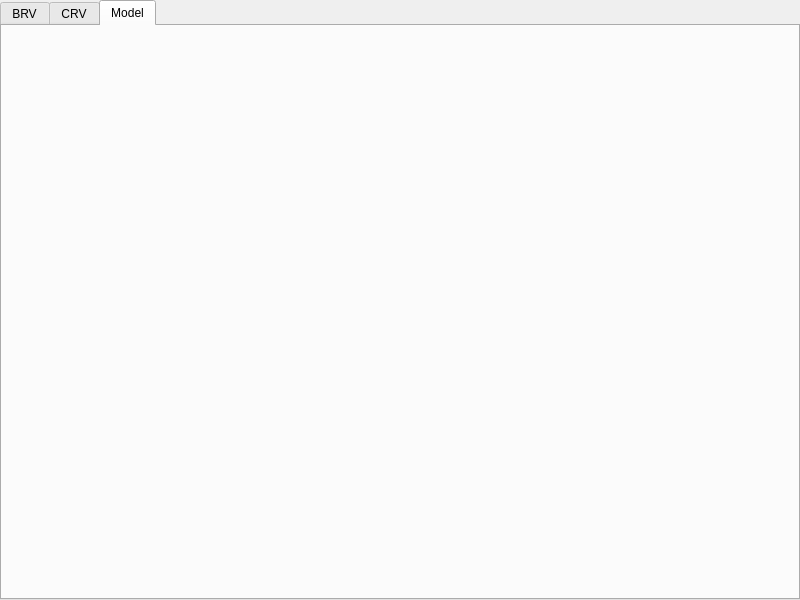
Qt form 5/2/MMA/mmod/mainwindow.ui (xdegtyarev/bsuir) before a commit.
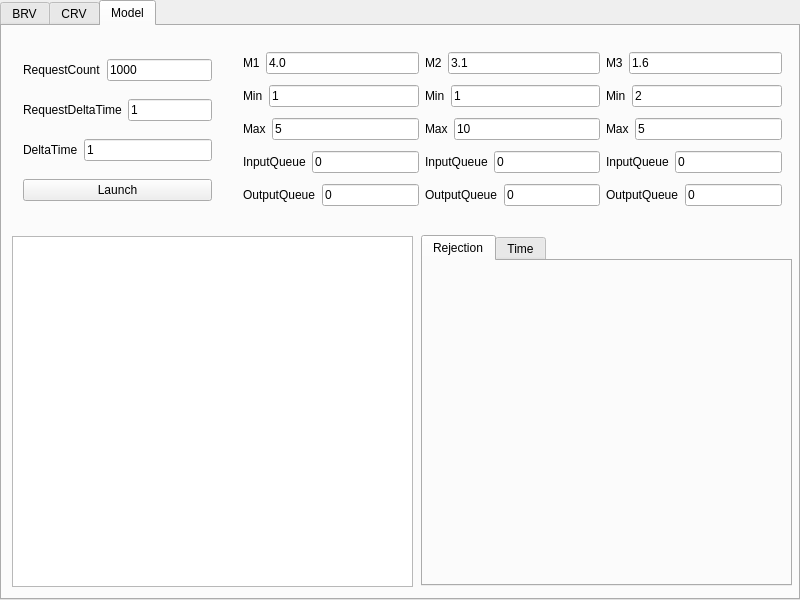
The same form after that commit. The open tabs and pages were chosen to show the change.

The edit to the form file:
```diff
--- a/5/2/MMA/mmod/mainwindow.ui
+++ b/5/2/MMA/mmod/mainwindow.ui
@@ -480,6 +480,406 @@
      <attribute name="title">
       <string>Model</string>
      </attribute>
+     <widget class="QWidget" name="layoutWidget">
+      <property name="geometry">
+       <rect>
+        <x>10</x>
+        <y>10</y>
+        <width>211</width>
+        <height>190</height>
+       </rect>
+      </property>
+      <layout class="QVBoxLayout" name="ModelSetupVBox">
+       <item>
+        <layout class="QHBoxLayout" name="ModelRequestCountHBox">
+         <item>
+          <widget class="QLabel" name="ModelRequestCountLabel">
+           <property name="text">
+            <string>RequestCount</string>
+           </property>
+          </widget>
+         </item>
+         <item>
+          <widget class="QLineEdit" name="ModelRequestCountEdit">
+           <property name="text">
+            <string>1000</string>
+           </property>
+          </widget>
+         </item>
+        </layout>
+       </item>
+       <item>
+        <layout class="QHBoxLayout" name="ModelRequestDeltaTime">
+         <item>
+          <widget class="QLabel" name="ModelRequestDeltaTimeLabel">
+           <property name="text">
+            <string>RequestDeltaTime</string>
+           </property>
+          </widget>
+         </item>
+         <item>
+          <widget class="QLineEdit" name="ModelRequestDeltaTimeEdit">
+           <property name="text">
+            <string>1</string>
+           </property>
+          </widget>
+         </item>
+        </layout>
+       </item>
+       <item>
+        <layout class="QHBoxLayout" name="ModelDeltaTime">
+         <item>
+          <widget class="QLabel" name="ModelDeltaTimeLabel">
+           <property name="text">
+            <string>DeltaTime</string>
+           </property>
+          </widget>
+         </item>
+         <item>
+          <widget class="QLineEdit" name="ModelDeltaTimeEdit">
+           <property name="text">
+            <string>1</string>
+           </property>
+          </widget>
+         </item>
+        </layout>
+       </item>
+       <item>
+        <widget class="QPushButton" name="ModelLaunchButton">
+         <property name="text">
+          <string>Launch</string>
+         </property>
+        </widget>
+       </item>
+      </layout>
+     </widget>
+     <widget class="QTextBrowser" name="ModelOut">
+      <property name="geometry">
+       <rect>
+        <x>10</x>
+        <y>210</y>
+        <width>401</width>
+        <height>351</height>
+       </rect>
+      </property>
+     </widget>
+     <widget class="QTabWidget" name="ModelGraph">
+      <property name="geometry">
+       <rect>
+        <x>419</x>
+        <y>209</y>
+        <width>371</width>
+        <height>351</height>
+       </rect>
+      </property>
+      <property name="currentIndex">
+       <number>0</number>
+      </property>
+      <widget class="QWidget" name="ModelRejView">
+       <attribute name="title">
+        <string>Rejection</string>
+       </attribute>
+      </widget>
+      <widget class="QWidget" name="ModelTimeView">
+       <attribute name="title">
+        <string>Time</string>
+       </attribute>
+      </widget>
+     </widget>
+     <widget class="QWidget" name="">
+      <property name="geometry">
+       <rect>
+        <x>230</x>
+        <y>10</y>
+        <width>561</width>
+        <height>191</height>
+       </rect>
+      </property>
+      <layout class="QHBoxLayout" name="QHBox">
+       <item>
+        <layout class="QVBoxLayout" name="Q1VBox">
+         <item>
+          <layout class="QHBoxLayout" name="ModelQ1MHBox">
+           <item>
+            <widget class="QLabel" name="ModelQ1MLabel">
+             <property name="text">
+              <string>M1</string>
+             </property>
+            </widget>
+           </item>
+           <item>
+            <widget class="QLineEdit" name="ModelQ1MEdit">
+             <property name="text">
+              <string>4.0</string>
+             </property>
+            </widget>
+           </item>
+          </layout>
+         </item>
+         <item>
+          <layout class="QHBoxLayout" name="ModelQ1MinHBox">
+           <item>
+            <widget class="QLabel" name="ModelQ1MinLabel">
+             <property name="text">
+              <string>Min</string>
+             </property>
+            </widget>
+           </item>
+           <item>
+            <widget class="QLineEdit" name="ModelQ1MinEdit">
+             <property name="text">
+              <string>1</string>
+             </property>
+            </widget>
+           </item>
+          </layout>
+         </item>
+         <item>
+          <layout class="QHBoxLayout" name="ModelQ1MaxHBox">
+           <item>
+            <widget class="QLabel" name="ModelQ1MaxLabel">
+             <property name="text">
+              <string>Max</string>
+             </property>
+            </widget>
+           </item>
+           <item>
+            <widget class="QLineEdit" name="ModelQ1MaxEdit">
+             <property name="text">
+              <string>5</string>
+             </property>
+            </widget>
+           </item>
+          </layout>
+         </item>
+         <item>
+          <layout class="QHBoxLayout" name="ModelQ1InHBox">
+           <item>
+            <widget class="QLabel" name="ModelQ1InLabel">
+             <property name="text">
+              <string>InputQueue</string>
+             </property>
+            </widget>
+           </item>
+           <item>
+            <widget class="QLineEdit" name="ModelQ1InEdit">
+             <property name="text">
+              <string>0</string>
+             </property>
+            </widget>
+           </item>
+          </layout>
+         </item>
+         <item>
+          <layout class="QHBoxLayout" name="ModelQ1OutHBox">
+           <item>
+            <widget class="QLabel" name="ModelQ1OutLabel">
+             <property name="text">
+              <string>OutputQueue</string>
+             </property>
+            </widget>
+           </item>
+           <item>
+            <widget class="QLineEdit" name="ModelQ1OutEdit">
+             <property name="text">
+              <string>0</string>
+             </property>
+            </widget>
+           </item>
+          </layout>
+         </item>
+        </layout>
+       </item>
+       <item>
+        <layout class="QVBoxLayout" name="Q2VBox">
+         <item>
+          <layout class="QHBoxLayout" name="ModelQ2MHBox">
+           <item>
+            <widget class="QLabel" name="ModelQ2MLabel">
+             <property name="text">
+              <string>M2</string>
+             </property>
+            </widget>
+           </item>
+           <item>
+            <widget class="QLineEdit" name="ModelQ2MEdit">
+             <property name="text">
+              <string>3.1</string>
+             </property>
+            </widget>
+           </item>
+          </layout>
+         </item>
+         <item>
+          <layout class="QHBoxLayout" name="ModelQ2MinHBox">
+           <item>
+            <widget class="QLabel" name="ModelQ2MinLabel">
+             <property name="text">
+              <string>Min</string>
+             </property>
+            </widget>
+           </item>
+           <item>
+            <widget class="QLineEdit" name="ModelQ2MinEdit">
+             <property name="text">
+              <string>1</string>
+             </property>
+            </widget>
+           </item>
+          </layout>
+         </item>
+         <item>
+          <layout class="QHBoxLayout" name="ModelQ2MaxHBox">
+           <item>
+            <widget class="QLabel" name="ModelQ2MaxLabel">
+             <property name="text">
+              <string>Max</string>
+             </property>
+            </widget>
+           </item>
+           <item>
+            <widget class="QLineEdit" name="ModelQ2MaxEdit">
+             <property name="text">
+              <string>10</string>
+             </property>
+            </widget>
+           </item>
+          </layout>
+         </item>
+         <item>
+          <layout class="QHBoxLayout" name="ModelQ2InHBox">
+           <item>
+            <widget class="QLabel" name="ModelQ2InLabel">
+             <property name="text">
+              <string>InputQueue</string>
+             </property>
+            </widget>
+           </item>
+           <item>
+            <widget class="QLineEdit" name="ModelQ2InEdit">
+             <property name="text">
+              <string>0</string>
+             </property>
+            </widget>
+           </item>
+          </layout>
+         </item>
+         <item>
+          <layout class="QHBoxLayout" name="ModelQ2OutHBox">
+           <item>
+            <widget class="QLabel" name="ModelQ2OutLabel">
+             <property name="text">
+              <string>OutputQueue</string>
+             </property>
+            </widget>
+           </item>
+           <item>
+            <widget class="QLineEdit" name="ModelQ2OutEdit">
+             <property name="text">
+              <string>0</string>
+             </property>
+            </widget>
+           </item>
+          </layout>
+         </item>
+        </layout>
+       </item>
+       <item>
+        <layout class="QVBoxLayout" name="Q3VBox">
+         <item>
+          <layout class="QHBoxLayout" name="ModelQ3MHBox">
+           <item>
+            <widget class="QLabel" name="ModelQ3MLabel">
+             <property name="text">
+              <string>M3</string>
+             </property>
+            </widget>
+           </item>
+           <item>
+            <widget class="QLineEdit" name="ModelQ3MEdit">
+             <property name="text">
+              <string>1.6</string>
+             </property>
+            </widget>
+           </item>
+          </layout>
+         </item>
+         <item>
+          <layout class="QHBoxLayout" name="ModelQ3MinHBox">
+           <item>
+            <widget class="QLabel" name="ModelQ3MinLabel">
+             <property name="text">
+              <string>Min</string>
+             </property>
+            </widget>
+           </item>
+           <item>
+            <widget class="QLineEdit" name="ModelQ3MinEdit">
+             <property name="text">
+              <string>2</string>
+             </property>
+            </widget>
+           </item>
+          </layout>
+         </item>
+         <item>
+          <layout class="QHBoxLayout" name="ModelQ3MaxHBox">
+           <item>
+            <widget class="QLabel" name="ModelQ3MaxLabel">
+             <property name="text">
+              <string>Max</string>
+             </property>
+            </widget>
+           </item>
+           <item>
+            <widget class="QLineEdit" name="ModelQ3MaxEdit">
+             <property name="text">
+              <string>5</string>
+             </property>
+            </widget>
+           </item>
+          </layout>
+         </item>
+         <item>
+          <layout class="QHBoxLayout" name="ModelQ3InHBox">
+           <item>
+            <widget class="QLabel" name="ModelQ3InLabel">
+             <property name="text">
+              <string>InputQueue</string>
+             </property>
+            </widget>
+           </item>
+           <item>
+            <widget class="QLineEdit" name="ModelQ3InEdit">
+             <property name="text">
+              <string>0</string>
+             </property>
+            </widget>
+           </item>
+          </layout>
+         </item>
+         <item>
+          <layout class="QHBoxLayout" name="ModelQ3OutHBox">
+           <item>
+            <widget class="QLabel" name="ModelQ3OutLabel">
+             <property name="text">
+              <string>OutputQueue</string>
+             </property>
+            </widget>
+           </item>
+           <item>
+            <widget class="QLineEdit" name="ModelQ3OutEdit">
+             <property name="text">
+              <string>0</string>
+             </property>
+            </widget>
+           </item>
+          </layout>
+         </item>
+        </layout>
+       </item>
+      </layout>
+     </widget>
     </widget>
    </widget>
   </widget>
```
Left out of the diff: 168 changed lines with no effect on the pictures.
